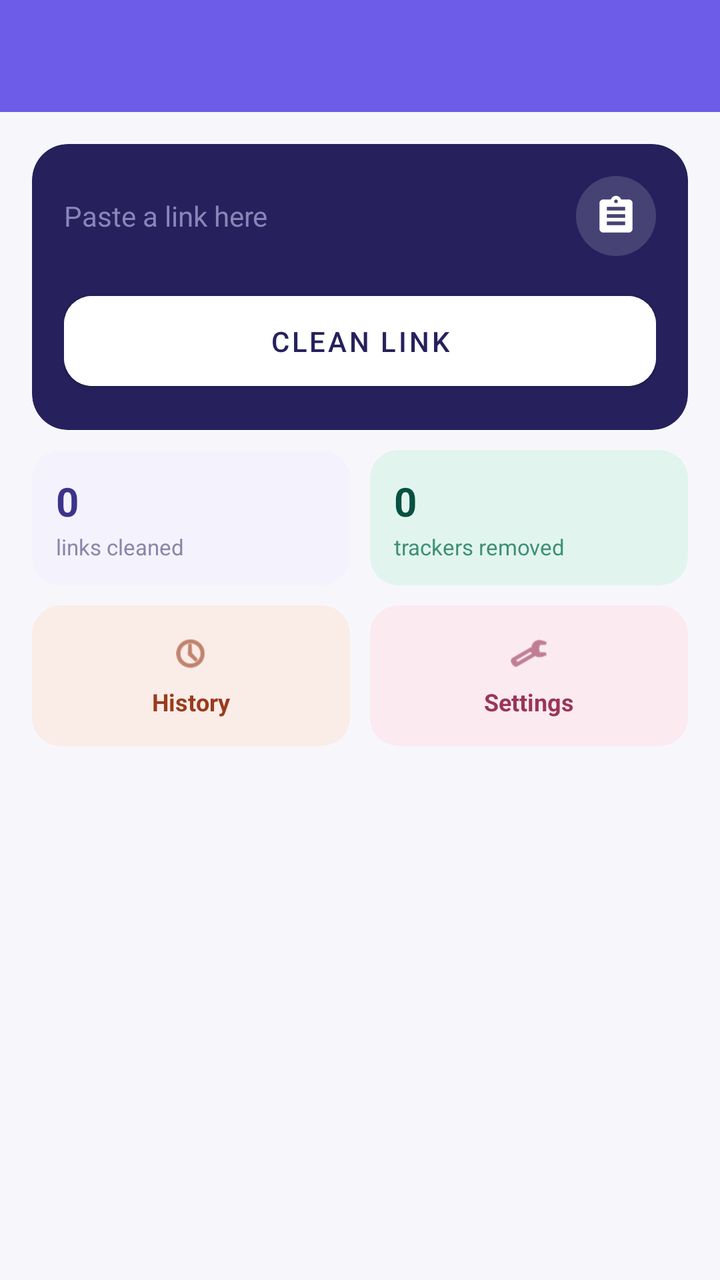
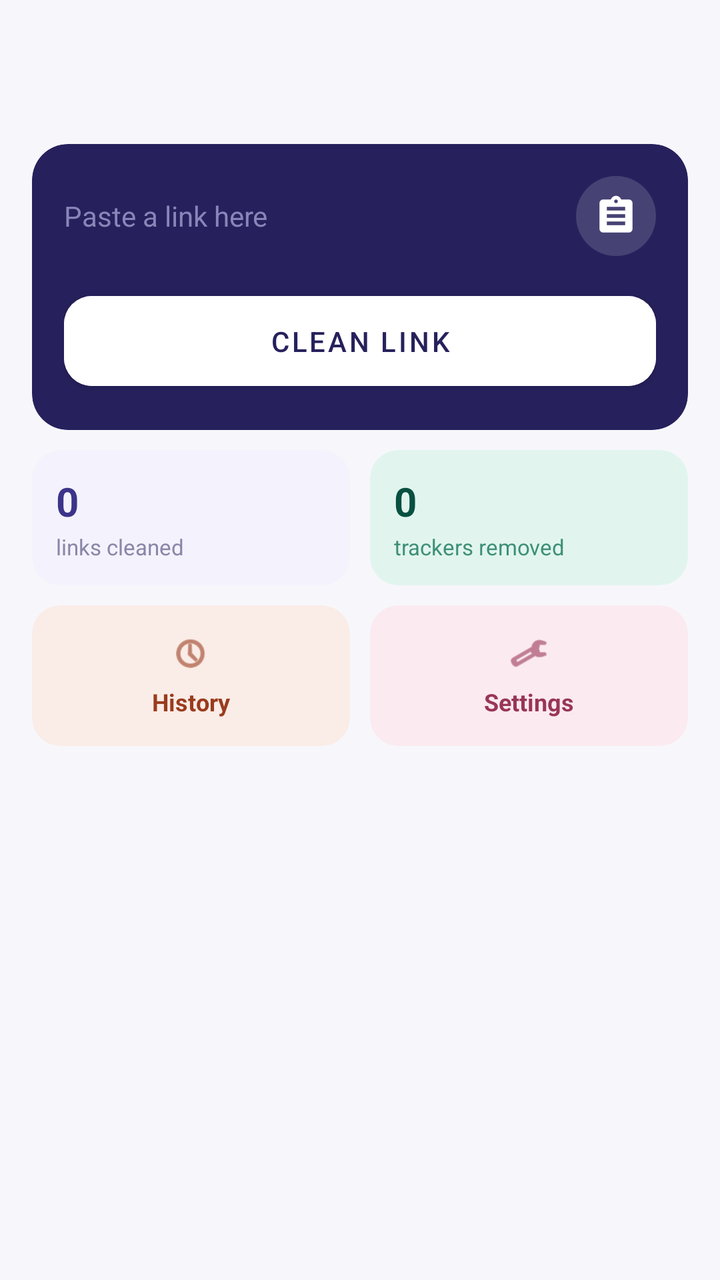

Compare the two renders of this Android layout. The source of the first and the diff that turns it into the second are given below.
<!-- AndroidManifest.xml: application theme Theme.TrackerRemover -->
<!-- res/layout/activity_main.xml -->
<?xml version="1.0" encoding="utf-8"?>
<androidx.coordinatorlayout.widget.CoordinatorLayout
    xmlns:android="http://schemas.android.com/apk/res/android"
    xmlns:app="http://schemas.android.com/apk/res-auto"
    android:layout_width="match_parent"
    android:layout_height="match_parent"
    android:fitsSystemWindows="true"
    android:background="@color/bv_bg">

    <com.google.android.material.appbar.MaterialToolbar
        android:id="@+id/toolbar"
        android:layout_width="match_parent"
        android:layout_height="?attr/actionBarSize"
        android:background="@color/bv_purple"
        android:title="@string/app_name"
        android:titleTextColor="@color/white" />

    <androidx.core.widget.NestedScrollView
        android:layout_width="match_parent"
        android:layout_height="match_parent"
        android:layout_marginTop="?attr/actionBarSize"
        android:fillViewport="true">

        <LinearLayout
            android:layout_width="match_parent"
            android:layout_height="wrap_content"
            android:orientation="vertical"
            android:padding="16dp">

            
            <androidx.cardview.widget.CardView
                android:layout_width="match_parent"
                android:layout_height="wrap_content"
                app:cardCornerRadius="18dp"
                app:cardElevation="0dp"
                app:cardBackgroundColor="@color/bv_tile_hero_bg">

                <LinearLayout
                    android:layout_width="match_parent"
                    android:layout_height="wrap_content"
                    android:orientation="vertical"
                    android:padding="16dp">

                    <LinearLayout
                        android:layout_width="match_parent"
                        android:layout_height="wrap_content"
                        android:orientation="horizontal"
                        android:gravity="center_vertical">

                        <EditText
                            android:id="@+id/linkInput"
                            android:layout_width="0dp"
                            android:layout_height="wrap_content"
                            android:layout_weight="1"
                            android:background="@null"
                            android:hint="@string/hint_paste_link"
                            android:textColorHint="#8A85B8"
                            android:textColor="@color/white"
                            android:textSize="14sp"
                            android:inputType="textUri|textMultiLine"
                            android:minLines="1"
                            android:maxLines="3" />

                        <ImageButton
                            android:id="@+id/pasteButton"
                            android:layout_width="40dp"
                            android:layout_height="40dp"
                            android:layout_marginStart="8dp"
                            android:background="@drawable/bg_circle_translucent_white"
                            android:contentDescription="@string/action_paste_clipboard"
                            android:src="@drawable/ic_paste" />
                    </LinearLayout>

                    <com.google.android.material.button.MaterialButton
                        android:id="@+id/cleanButton"
                        android:layout_width="match_parent"
                        android:layout_height="wrap_content"
                        android:layout_marginTop="14dp"
                        android:backgroundTint="@color/white"
                        android:paddingTop="13dp"
                        android:paddingBottom="13dp"
                        android:text="@string/action_clean"
                        android:textColor="@color/bv_tile_hero_bg"
                        app:cornerRadius="14dp" />

                    <ProgressBar
                        android:id="@+id/progressBar"
                        style="?android:attr/progressBarStyleSmall"
                        android:layout_width="wrap_content"
                        android:layout_height="wrap_content"
                        android:layout_marginTop="14dp"
                        android:layout_gravity="center_horizontal"
                        android:visibility="gone" />

                    <TextView
                        android:id="@+id/statusText"
                        android:layout_width="wrap_content"
                        android:layout_height="wrap_content"
                        android:layout_gravity="center_horizontal"
                        android:layout_marginTop="6dp"
                        android:textColor="#C9C5E8"
                        android:visibility="gone" />
                </LinearLayout>
            </androidx.cardview.widget.CardView>

            <androidx.cardview.widget.CardView
                android:id="@+id/resultCard"
                android:layout_width="match_parent"
                android:layout_height="wrap_content"
                android:layout_marginTop="10dp"
                app:cardCornerRadius="18dp"
                app:cardElevation="0dp"
                app:cardBackgroundColor="@color/bv_surface"
                android:visibility="gone">

                <LinearLayout
                    android:layout_width="match_parent"
                    android:layout_height="wrap_content"
                    android:orientation="vertical"
                    android:padding="18dp">

                    <TextView
                        android:id="@+id/safetyBadge"
                        android:layout_width="wrap_content"
                        android:layout_height="wrap_content"
                        android:paddingHorizontal="10dp"
                        android:paddingVertical="4dp"
                        android:textColor="@color/white"
                        android:textSize="12sp"
                        android:visibility="gone" />

                    <TextView
                        android:layout_width="wrap_content"
                        android:layout_height="wrap_content"
                        android:layout_marginTop="10dp"
                        android:text="@string/label_cleaned"
                        android:textColor="@color/bv_text_secondary"
                        android:textSize="12sp" />

                    <TextView
                        android:id="@+id/cleanedUrlText"
                        android:layout_width="match_parent"
                        android:layout_height="wrap_content"
                        android:layout_marginTop="2dp"
                        android:textColor="@color/bv_text_primary"
                        android:textIsSelectable="true"
                        android:textSize="15sp" />

                    <View
                        android:layout_width="match_parent"
                        android:layout_height="1dp"
                        android:layout_marginVertical="14dp"
                        android:background="@color/bv_divider" />

                    <TextView
                        android:id="@+id/removedParamsText"
                        android:layout_width="match_parent"
                        android:layout_height="wrap_content"
                        android:textColor="@color/bv_text_secondary"
                        android:textSize="13sp" />

                    <TextView
                        android:id="@+id/safetyReasonsText"
                        android:layout_width="match_parent"
                        android:layout_height="wrap_content"
                        android:layout_marginTop="6dp"
                        android:textColor="@color/bv_text_secondary"
                        android:textSize="13sp"
                        android:visibility="gone" />

                    <TextView
                        android:id="@+id/descriptionLabel"
                        android:layout_width="wrap_content"
                        android:layout_height="wrap_content"
                        android:layout_marginTop="14dp"
                        android:text="@string/label_why_this_matters"
                        android:textColor="@color/bv_text_secondary"
                        android:textSize="12sp"
                        android:textStyle="bold"
                        android:visibility="gone" />

                    <TextView
                        android:id="@+id/descriptionText"
                        android:layout_width="match_parent"
                        android:layout_height="wrap_content"
                        android:layout_marginTop="4dp"
                        android:textColor="@color/bv_text_secondary"
                        android:textSize="13sp"
                        android:visibility="gone" />

                    <LinearLayout
                        android:layout_width="match_parent"
                        android:layout_height="wrap_content"
                        android:layout_marginTop="16dp"
                        android:orientation="horizontal">

                        <com.google.android.material.button.MaterialButton
                            android:id="@+id/copyButton"
                            style="@style/Widget.MaterialComponents.Button.OutlinedButton"
                            android:layout_width="0dp"
                            android:layout_height="wrap_content"
                            android:layout_weight="1"
                            android:layout_marginEnd="6dp"
                            android:text="@string/action_copy" />

                        <com.google.android.material.button.MaterialButton
                            android:id="@+id/shareButton"
                            style="@style/Widget.MaterialComponents.Button.OutlinedButton"
                            android:layout_width="0dp"
                            android:layout_height="wrap_content"
                            android:layout_weight="1"
                            android:layout_marginStart="6dp"
                            android:layout_marginEnd="6dp"
                            android:text="@string/action_share" />

                        <com.google.android.material.button.MaterialButton
                            android:id="@+id/openButton"
                            android:layout_width="0dp"
                            android:layout_height="wrap_content"
                            android:layout_weight="1"
                            android:layout_marginStart="6dp"
                            android:text="@string/action_open" />
                    </LinearLayout>
                </LinearLayout>
            </androidx.cardview.widget.CardView>

            
            <LinearLayout
                android:layout_width="match_parent"
                android:layout_height="wrap_content"
                android:layout_marginTop="10dp"
                android:orientation="horizontal">

                <androidx.cardview.widget.CardView
                    android:layout_width="0dp"
                    android:layout_height="wrap_content"
                    android:layout_weight="1"
                    android:layout_marginEnd="5dp"
                    app:cardCornerRadius="14dp"
                    app:cardElevation="0dp"
                    app:cardBackgroundColor="@color/bv_tile_purple_bg">

                    <LinearLayout
                        android:layout_width="match_parent"
                        android:layout_height="wrap_content"
                        android:orientation="vertical"
                        android:padding="12dp">

                        <TextView
                            android:id="@+id/statLinksCountText"
                            android:layout_width="wrap_content"
                            android:layout_height="wrap_content"
                            android:text="0"
                            android:textColor="@color/bv_tile_purple_text"
                            android:textSize="20sp"
                            android:textStyle="bold" />

                        <TextView
                            android:layout_width="wrap_content"
                            android:layout_height="wrap_content"
                            android:layout_marginTop="2dp"
                            android:text="@string/stat_links_cleaned"
                            android:textColor="@color/bv_tile_purple_text_secondary"
                            android:textSize="11sp" />
                    </LinearLayout>
                </androidx.cardview.widget.CardView>

                <androidx.cardview.widget.CardView
                    android:layout_width="0dp"
                    android:layout_height="wrap_content"
                    android:layout_weight="1"
                    android:layout_marginStart="5dp"
                    app:cardCornerRadius="14dp"
                    app:cardElevation="0dp"
                    app:cardBackgroundColor="@color/bv_tile_teal_bg">

                    <LinearLayout
                        android:layout_width="match_parent"
                        android:layout_height="wrap_content"
                        android:orientation="vertical"
                        android:padding="12dp">

                        <TextView
                            android:id="@+id/statTrackersCountText"
                            android:layout_width="wrap_content"
                            android:layout_height="wrap_content"
                            android:text="0"
                            android:textColor="@color/bv_tile_teal_text"
                            android:textSize="20sp"
                            android:textStyle="bold" />

                        <TextView
                            android:layout_width="wrap_content"
                            android:layout_height="wrap_content"
                            android:layout_marginTop="2dp"
                            android:text="@string/stat_trackers_blocked"
                            android:textColor="@color/bv_tile_teal_text_secondary"
                            android:textSize="11sp" />
                    </LinearLayout>
                </androidx.cardview.widget.CardView>
            </LinearLayout>

            
            <LinearLayout
                android:id="@+id/recentSection"
                android:layout_width="match_parent"
                android:layout_height="wrap_content"
                android:orientation="vertical"
                android:layout_marginTop="10dp"
                android:visibility="gone">

                <androidx.cardview.widget.CardView
                    android:layout_width="match_parent"
                    android:layout_height="wrap_content"
                    app:cardCornerRadius="14dp"
                    app:cardElevation="0dp"
                    app:cardBackgroundColor="@color/bv_surface">

                    <LinearLayout
                        android:layout_width="match_parent"
                        android:layout_height="wrap_content"
                        android:orientation="vertical"
                        android:padding="14dp">

                        <LinearLayout
                            android:layout_width="match_parent"
                            android:layout_height="wrap_content"
                            android:orientation="horizontal"
                            android:gravity="center_vertical"
                            android:layout_marginBottom="6dp">

                            <TextView
                                android:layout_width="0dp"
                                android:layout_height="wrap_content"
                                android:layout_weight="1"
                                android:text="@string/recent_section_title"
                                android:textColor="@color/bv_text_secondary"
                                android:textSize="12sp"
                                android:textStyle="bold" />

                            <TextView
                                android:id="@+id/seeAllText"
                                android:layout_width="wrap_content"
                                android:layout_height="wrap_content"
                                android:text="@string/recent_see_all"
                                android:textColor="@color/bv_purple"
                                android:textSize="12sp"
                                android:textStyle="bold" />
                        </LinearLayout>

                        <androidx.recyclerview.widget.RecyclerView
                            android:id="@+id/recentList"
                            android:layout_width="match_parent"
                            android:layout_height="wrap_content"
                            android:nestedScrollingEnabled="false" />
                    </LinearLayout>
                </androidx.cardview.widget.CardView>
            </LinearLayout>

            
            <LinearLayout
                android:layout_width="match_parent"
                android:layout_height="wrap_content"
                android:layout_marginTop="10dp"
                android:orientation="horizontal">

                <androidx.cardview.widget.CardView
                    android:layout_width="0dp"
                    android:layout_height="wrap_content"
                    android:layout_weight="1"
                    android:layout_marginEnd="5dp"
                    app:cardCornerRadius="14dp"
                    app:cardElevation="0dp"
                    app:cardBackgroundColor="@color/bv_tile_coral_bg">

                    <LinearLayout
                        android:id="@+id/historyTile"
                        android:layout_width="match_parent"
                        android:layout_height="wrap_content"
                        android:orientation="vertical"
                        android:gravity="center_horizontal"
                        android:padding="14dp"
                        android:clickable="true"
                        android:focusable="true"
                        android:background="?attr/selectableItemBackground">

                        <ImageView
                            android:layout_width="20dp"
                            android:layout_height="20dp"
                            android:src="@android:drawable/ic_menu_recent_history"
                            app:tint="@color/bv_tile_coral_text" />

                        <TextView
                            android:layout_width="wrap_content"
                            android:layout_height="wrap_content"
                            android:layout_marginTop="6dp"
                            android:text="@string/nav_history_tile"
                            android:textColor="@color/bv_tile_coral_text"
                            android:textSize="12sp"
                            android:textStyle="bold" />
                    </LinearLayout>
                </androidx.cardview.widget.CardView>

                <androidx.cardview.widget.CardView
                    android:layout_width="0dp"
                    android:layout_height="wrap_content"
                    android:layout_weight="1"
                    android:layout_marginStart="5dp"
                    app:cardCornerRadius="14dp"
                    app:cardElevation="0dp"
                    app:cardBackgroundColor="@color/bv_tile_pink_bg">

                    <LinearLayout
                        android:id="@+id/settingsTile"
                        android:layout_width="match_parent"
                        android:layout_height="wrap_content"
                        android:orientation="vertical"
                        android:gravity="center_horizontal"
                        android:padding="14dp"
                        android:clickable="true"
                        android:focusable="true"
                        android:background="?attr/selectableItemBackground">

                        <ImageView
                            android:layout_width="20dp"
                            android:layout_height="20dp"
                            android:src="@android:drawable/ic_menu_preferences"
                            app:tint="@color/bv_tile_pink_text" />

                        <TextView
                            android:layout_width="wrap_content"
                            android:layout_height="wrap_content"
                            android:layout_marginTop="6dp"
                            android:text="@string/nav_settings_tile"
                            android:textColor="@color/bv_tile_pink_text"
                            android:textSize="12sp"
                            android:textStyle="bold" />
                    </LinearLayout>
                </androidx.cardview.widget.CardView>
            </LinearLayout>
        </LinearLayout>
    </androidx.core.widget.NestedScrollView>
</androidx.coordinatorlayout.widget.CoordinatorLayout>
<!-- resources referenced by this layout -->
<resources>
  <color name="bv_bg">#F7F7FB</color>
  <color name="bv_divider">#E7E7EF</color>
  <color name="bv_purple">#6C5CE7</color>
  <color name="bv_surface">#FFFFFF</color>
  <color name="bv_text_primary">#1B1B22</color>
  <color name="bv_text_secondary">#6B6B76</color>
  <color name="bv_tile_coral_bg">#FAECE7</color>
  <color name="bv_tile_coral_text">#993C1D</color>
  <color name="bv_tile_hero_bg">#26215C</color>
  <color name="bv_tile_pink_bg">#FBEAF0</color>
  <color name="bv_tile_pink_text">#993556</color>
  <color name="bv_tile_purple_bg">#F4F2FC</color>
  <color name="bv_tile_purple_text">#3C3489</color>
  <color name="bv_tile_purple_text_secondary">#8A86A8</color>
  <color name="bv_tile_teal_bg">#E1F5EE</color>
  <color name="bv_tile_teal_text">#085041</color>
  <color name="bv_tile_teal_text_secondary">#3E8F76</color>
  <color name="white">#FFFFFF</color>
  <!-- drawable bg_circle_translucent_white (drawable) -->
  <?xml version="1.0" encoding="utf-8"?>
  <shape xmlns:android="http://schemas.android.com/apk/res/android"
      android:shape="oval">
      <solid android:color="#26FFFFFF" />
  </shape>
  <!-- drawable ic_paste (drawable) -->
  <?xml version="1.0" encoding="utf-8"?>
  <vector xmlns:android="http://schemas.android.com/apk/res/android"
      android:width="22dp"
      android:height="22dp"
      android:viewportWidth="24"
      android:viewportHeight="24">
      <path
          android:fillColor="#FFFFFF"
          android:pathData="M19,3h-4.18C14.4,1.84 13.3,1 12,1S9.6,1.84 9.18,3H5C3.9,3 3,3.9 3,5v14c0,1.1 0.9,2 2,2h14c1.1,0 2,-0.9 2,-2V5C21,3.9 20.1,3 19,3zM12,3c0.55,0 1,0.45 1,1s-0.45,1 -1,1 -1,-0.45 -1,-1 0.45,-1 1,-1zM7,7h10v2H7V7zM17,17H7v-2h10V17zM17,13H7v-2h10V13z" />
  </vector>
  <string name="action_clean">Clean link</string>
  <string name="action_copy">Copy</string>
  <string name="action_open">Open</string>
  <string name="action_paste_clipboard">Paste from clipboard</string>
  <string name="action_share">Share</string>
  <string name="app_name">Tracker Remover</string>
  <string name="hint_paste_link">Paste a link here</string>
  <string name="label_cleaned">Cleaned</string>
  <string name="label_why_this_matters">Why this matters</string>
  <string name="nav_history_tile">History</string>
  <string name="nav_settings_tile">Settings</string>
  <string name="recent_section_title">Recent</string>
  <string name="recent_see_all">See all</string>
  <string name="stat_links_cleaned">links cleaned</string>
  <string name="stat_trackers_blocked">trackers removed</string>
  <style name="Theme.TrackerRemover" parent="Theme.MaterialComponents.DayNight.NoActionBar">
          <item name="colorPrimary">@color/bv_purple</item>
          <item name="colorPrimaryDark">@color/bv_purple_dark</item>
          <item name="colorAccent">@color/bv_purple</item>
          <item name="android:windowBackground">@color/bv_bg</item>
          <item name="colorOnPrimary">@color/white</item>
          
          <item name="android:statusBarColor">@color/black</item>
      </style>
  <color name="bv_purple_dark">#4A3FB8</color>
  <color name="black">#000000</color>
</resources>

<!-- the commit's change to res/layout/activity_main.xml (unified diff, before → after) -->
@@ -11,9 +11,9 @@
         android:id="@+id/toolbar"
         android:layout_width="match_parent"
         android:layout_height="?attr/actionBarSize"
-        android:background="@color/bv_purple"
+        android:background="@color/bv_bg"
         android:title="@string/app_name"
-        android:titleTextColor="@color/white" />
+        android:titleTextColor="@color/bv_text_primary" />
 
     <androidx.core.widget.NestedScrollView
         android:layout_width="match_parent"
